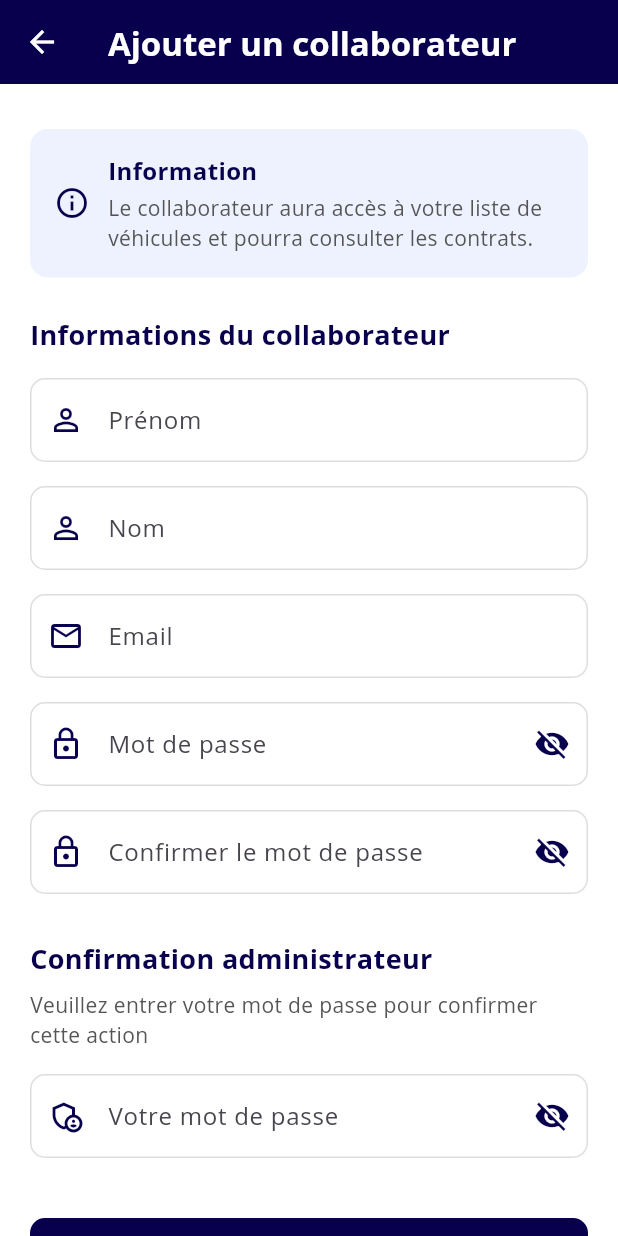
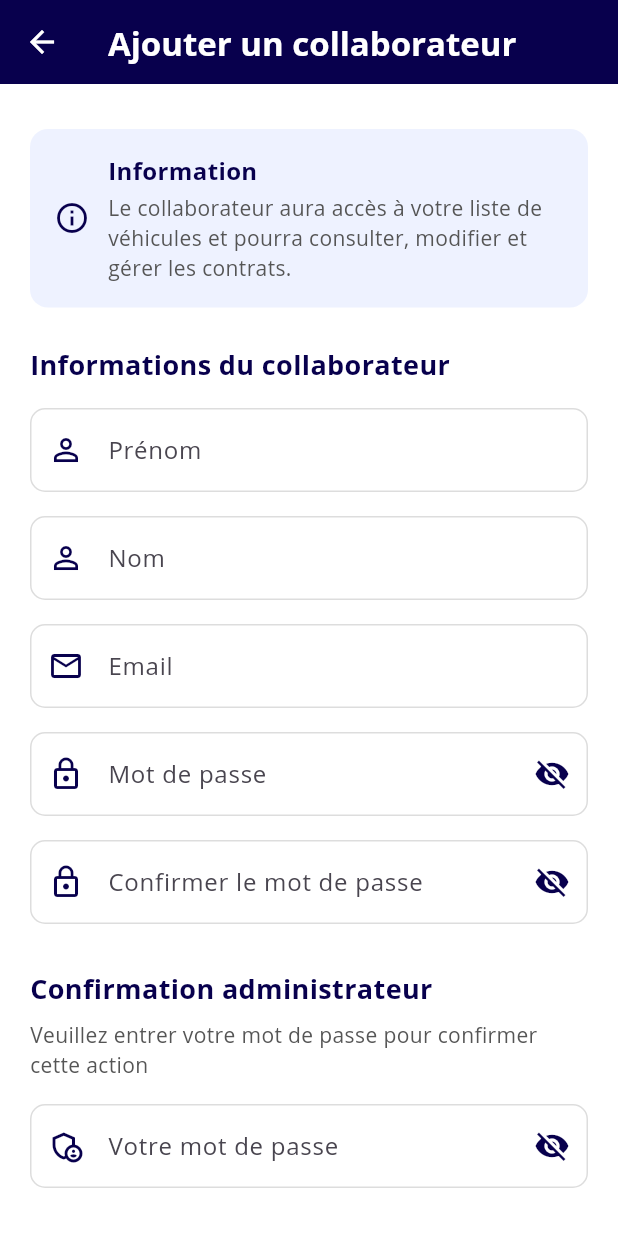
Before and after one commit to Hectotor/contraloc2, a Flutter app: the CollaboratorPage screen opened directly with empty values, after a tap on "Ajouter", on a phone screen of 412 x 824 dp. Run offline on Flutter 3.47's test engine with Material 3 defaults, Android fonts, the phone set to English and light mode, and no system bars; our stand-ins replace animated_text_kit, carousel_slider, cloud_firestore, dio, firebase_auth, firebase_core and 8 more; missing offline and left inert: mailer, purchases_flutter; accounts and stored records are empty.

Commit message:
add collab

```diff
--- a/lib/USERS/add_collab_screen.dart
+++ b/lib/USERS/add_collab_screen.dart
@@ -80,8 +80,8 @@ class _AddCollaborateurScreenState extends State<AddCollaborateurScreen> {
           'role': 'collaborateur',
           'permissions': {
             'lecture': true,
-            'ecriture': false,
-            'suppression': false,
+            'ecriture': true,
+            'suppression': true,
           },
           'emailVerifie': false,
           'dateCreation': FieldValue.serverTimestamp(),
@@ -179,7 +179,7 @@ class _AddCollaborateurScreenState extends State<AddCollaborateurScreen> {
                               ),
                               SizedBox(height: 4),
                               Text(
-                                "Le collaborateur aura accès à votre liste de véhicules et pourra consulter les contrats.",
+                                "Le collaborateur aura accès à votre liste de véhicules et pourra consulter, modifier et gérer les contrats.",
                                 style: TextStyle(
                                   fontSize: 14,
                                   color: Color(0xFF555555),
@@ -314,7 +314,7 @@ class _AddCollaborateurScreenState extends State<AddCollaborateurScreen> {
                     obscureText: _obscurePassword,
                     decoration: InputDecoration(
                       labelText: 'Mot de passe',
-                      hintText: 'Minimum 8 caractères',
+                      hintText: 'Minimum 8 caractères, 1 caractère spécial',
                       prefixIcon: const Icon(Icons.lock_outline, color: Color(0xFF08004D)),
                       suffixIcon: IconButton(
                         icon: Icon(
@@ -349,6 +349,9 @@ class _AddCollaborateurScreenState extends State<AddCollaborateurScreen> {
                       }
                       if (value.length < 8) {
                         return 'Veuillez entrer un mot de passe d\'au moins 8 caractères';
+                      }
+                      if (!RegExp(r'^(?=.*[!@#\$%\^&\*])').hasMatch(value)) {
+                        return 'Le mot de passe doit contenir au moins 1 caractère spécial';
                       }
                       return null;
                     },
--- a/lib/USERS/collaborator.dart
+++ b/lib/USERS/collaborator.dart
@@ -9,7 +9,9 @@ class CollaboratorPage extends StatelessWidget {
 
   @override
   Widget build(BuildContext context) {
+
     return Scaffold(
+      backgroundColor: Colors.white,
       appBar: AppBar(
         title: const Text('Mes collaborateurs',
             style: TextStyle(
```
